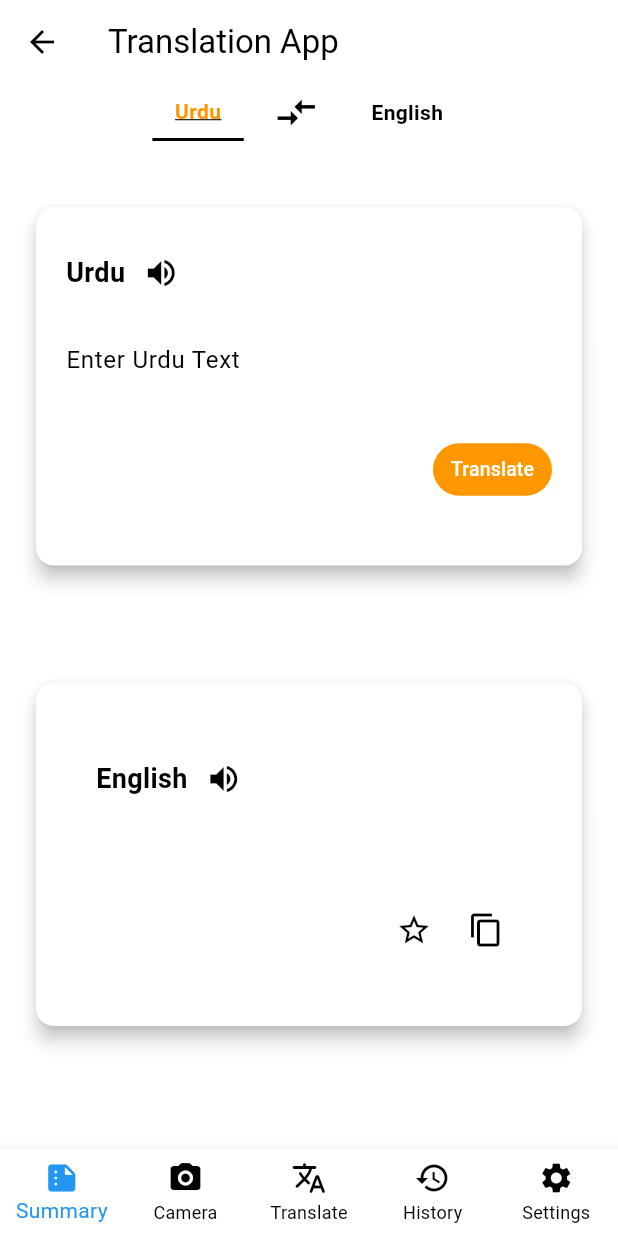
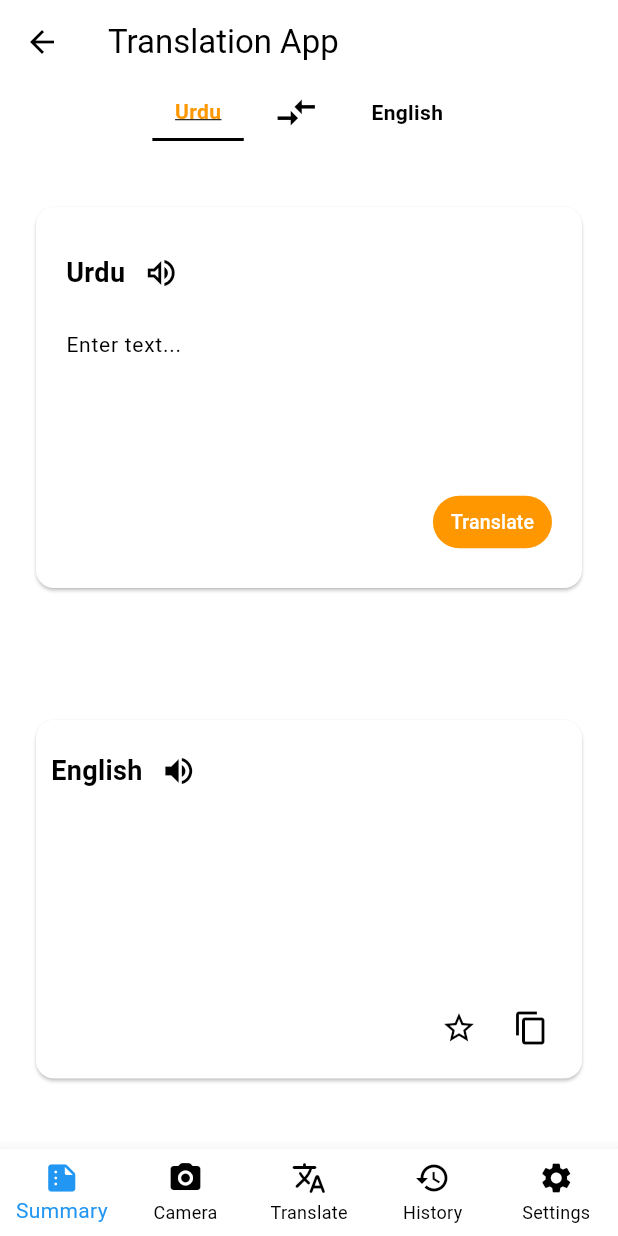
Before and after one commit to Wasiue03/linguotech, a Flutter app: the TranslationScreen screen opened by its route, on a phone screen of 412 x 824 dp. Run offline on Flutter 3.47's test engine with Material 3 defaults, Android fonts, the light colour scheme and no system bars; our stand-ins replace cloud_firestore, file_picker, firebase_auth, firebase_core, flutter_svg, flutter_tts and 3 more; missing offline and left inert: google_mlkit_text_recognition; accounts and stored records are empty.

Commit message:
modified text cards alignment and removed the elevation

```diff
--- a/lib/widgets/Translate/english_Text_Card.dart
+++ b/lib/widgets/Translate/english_Text_Card.dart
@@ -11,10 +11,9 @@
     return Padding(
       padding: const EdgeInsets.all(4.0),
       child: Card(
-        elevation: 5,
-        margin: EdgeInsets.symmetric(horizontal: 20, vertical: 30),
+        margin: EdgeInsets.symmetric(horizontal: 20, vertical: 40),
         child: Padding(
-          padding: EdgeInsets.all(40),
+          padding: EdgeInsets.all(10),
           child: Column(
             crossAxisAlignment: CrossAxisAlignment.start,
             children: [
@@ -36,12 +35,12 @@
                   ),
                 ],
               ),
-              SizedBox(height: 10),
+              SizedBox(height: 40),
               Text(
                 translatedText,
                 style: TextStyle(fontSize: 16),
               ),
-              SizedBox(height: 20),
+              SizedBox(height: 60),
               Row(
                 mainAxisAlignment: MainAxisAlignment.end,
                 children: [
--- a/lib/widgets/Translate/urdu_Text_Card.dart
+++ b/lib/widgets/Translate/urdu_Text_Card.dart
@@ -2,6 +2,7 @@
 import 'package:flutter/material.dart';
 import 'package:flutter_tts/flutter_tts.dart';
 import 'package:linguotech/model/translation_urdu/ur_to_eng.dart';
+import 'package:provider/provider.dart';
 
 class UrduTextCard extends StatefulWidget {
   @override
@@ -27,7 +28,7 @@
     return Padding(
       padding: const EdgeInsets.all(4.0),
       child: Card(
-        elevation: 5,
+        color: Colors.white,
         margin: EdgeInsets.symmetric(horizontal: 20, vertical: 40),
         child: Padding(
           padding: EdgeInsets.all(20),
@@ -45,28 +46,37 @@
                     ),
                   ),
                   IconButton(
-                    icon: Icon(Icons.volume_up),
+                    icon: Icon(
+                      Icons.volume_up_outlined,
+                    ),
                     onPressed: () async {
                       await speakText(urduTextController.text);
                     },
                   ),
                 ],
               ),
-              SizedBox(height: 10),
               TextField(
                 controller: urduTextController,
                 onChanged: (value) {
                   // No need to use setState since it's a stateful widget
                 },
                 decoration: InputDecoration(
-                  hintText: 'Enter Urdu Text',
-                  alignLabelWithHint: true, // Align hint to the start
-                  border: InputBorder.none, // Remove underline
+                    hintText: 'Enter text...',
+                    alignLabelWithHint: true, // Align hint to the start
+                    border: InputBorder.none,
+                    hintStyle: TextStyle(color: Colors.black)
+
+                    // Remove underline
+                    ),
+                textAlign: TextAlign.start, // Align text to the start
+                style: TextStyle(
+                  fontSize: 14,
                 ),
-                textAlign: TextAlign.start, // Align text to the start
-                style: TextStyle(fontSize: 16),
               ),
-              SizedBox(height: 25),
+              SizedBox(
+                height: 40,
+              ),
+              SizedBox(height: 30),
               Align(
                 alignment: Alignment.centerRight,
                 child: TextButton(
@@ -84,7 +94,6 @@
                   ),
                 ),
               ),
-              SizedBox(height: 20),
             ],
           ),
         ),
```
